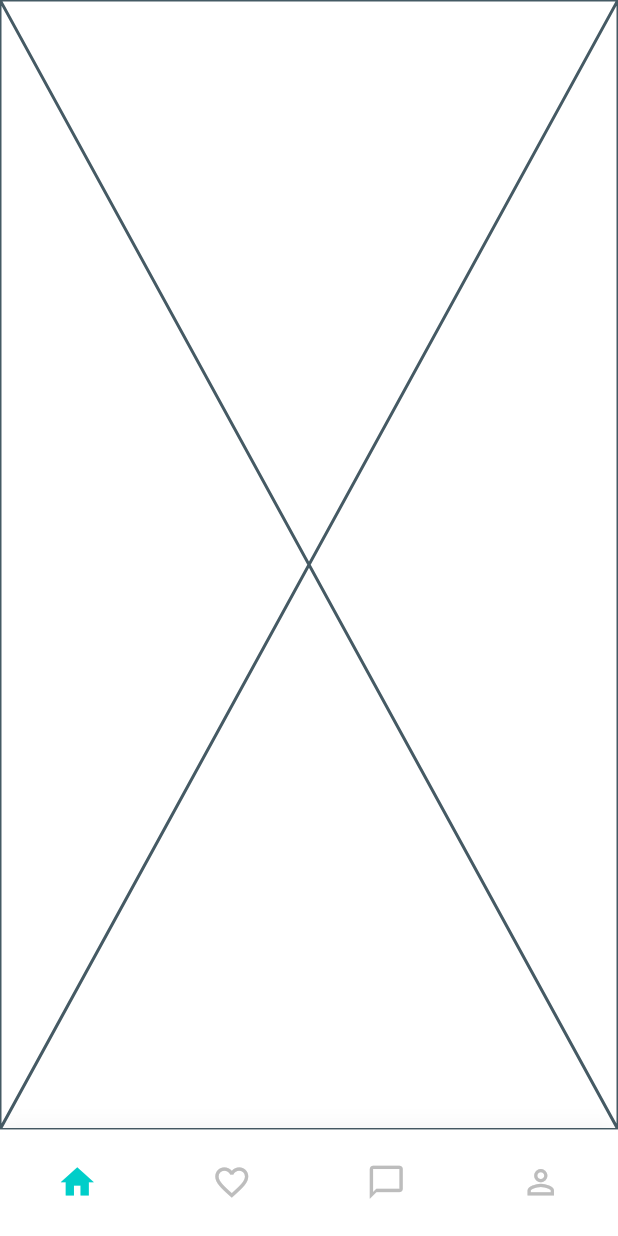
After one commit to mazenanter/pet-finder-app, a Flutter app: the MainScreen screen opened directly, on a phone screen of 412 x 824 dp. The commit adds this screen. Run offline on Flutter 3.47's test engine with Material 3 defaults, Android fonts, the phone set to English and light mode, and no system bars; our stand-ins replace flutter_screenutil, flutter_svg.

Commit message:
- added shared main screen for custom nav bar

```diff
--- /dev/null
+++ b/lib/core/widgets/custom_bottom_nav_bar.dart
@@ -0,0 +1,86 @@
+import 'package:flutter/material.dart';
+import 'package:flutter_screenutil/flutter_screenutil.dart';
+
+class CustomBottomNavBar extends StatelessWidget {
+  final int currentIndex;
+  final Function(int) onTap;
+
+  const CustomBottomNavBar({
+    super.key,
+    required this.currentIndex,
+    required this.onTap,
+  });
+
+  @override
+  Widget build(BuildContext context) {
+    return Container(
+      height: 70.h,
+      decoration: BoxDecoration(
+        color: Colors.white,
+        boxShadow: [
+          BoxShadow(
+            color: Colors.black.withOpacity(0.05),
+            blurRadius: 10,
+            offset: const Offset(0, -2),
+          ),
+        ],
+      ),
+      child: SafeArea(
+        top: false,
+        child: Row(
+          mainAxisAlignment: MainAxisAlignment.spaceAround,
+          children: [
+            BottomNavItem(
+              icon: Icons.home,
+              isSelected: currentIndex == 0,
+              onTap: () => onTap(0),
+            ),
+            BottomNavItem(
+              icon: Icons.favorite_border,
+              isSelected: currentIndex == 1,
+              onTap: () => onTap(1),
+            ),
+            BottomNavItem(
+              icon: Icons.chat_bubble_outline,
+              isSelected: currentIndex == 2,
+              onTap: () => onTap(2),
+            ),
+            BottomNavItem(
+              icon: Icons.person_outline,
+              isSelected: currentIndex == 3,
+              onTap: () => onTap(3),
+            ),
+          ],
+        ),
+      ),
+    );
+  }
+}
+
+class BottomNavItem extends StatelessWidget {
+  final IconData icon;
+  final bool isSelected;
+  final VoidCallback onTap;
+
+  const BottomNavItem({
+    super.key,
+    required this.icon,
+    required this.isSelected,
+    required this.onTap,
+  });
+
+  @override
+  Widget build(BuildContext context) {
+    return GestureDetector(
+      onTap: onTap,
+      child: Container(
+        padding: EdgeInsets.symmetric(vertical: 12.h),
+        child: Icon(
+          icon,
+          size: 26.sp,
+          color: isSelected ? const Color(0xff00CEC9) : Colors.grey[400],
+        ),
+      ),
+    );
+  }
+}
--- /dev/null
+++ b/lib/core/widgets/main_screen.dart
@@ -0,0 +1,39 @@
+import 'package:flutter/material.dart';
+import 'package:pet_finder_app/core/widgets/custom_bottom_nav_bar.dart';
+import 'package:pet_finder_app/features/home/presentation/ui/home_screen.dart';
+
+class MainScreen extends StatefulWidget {
+  const MainScreen({super.key});
+
+  @override
+  State<MainScreen> createState() => _MainScreenState();
+}
+
+class _MainScreenState extends State<MainScreen> {
+  int currentIndex = 0;
+
+  final List<Widget> screens = [
+    const HomeScreen(),
+    Container(),
+    Container(),
+    Container(),
+    // const FavoriteScreen(),
+    // const MessageScreen(),
+    // const ProfileScreen(),
+  ];
+
+  @override
+  Widget build(BuildContext context) {
+    return Scaffold(
+      body: screens[currentIndex],
+      bottomNavigationBar: CustomBottomNavBar(
+        currentIndex: currentIndex,
+        onTap: (index) {
+          setState(() {
+            currentIndex = index;
+          });
+        },
+      ),
+    );
+  }
+}
--- /dev/null
+++ b/lib/features/home/presentation/ui/home_screen.dart
@@ -0,0 +1,10 @@
+import 'package:flutter/material.dart';
+
+class HomeScreen extends StatelessWidget {
+  const HomeScreen({super.key});
+
+  @override
+  Widget build(BuildContext context) {
+    return const Placeholder();
+  }
+}
--- a/lib/main.dart
+++ b/lib/main.dart
@@ -7,5 +7,4 @@ void main() async {
   WidgetsFlutterBinding.ensureInitialized();
   await ScreenUtil.ensureScreenSize();
   runApp(PetFinderApp(appRouter: AppRouter()));
-  runApp(PetFinderApp());
 }
```
